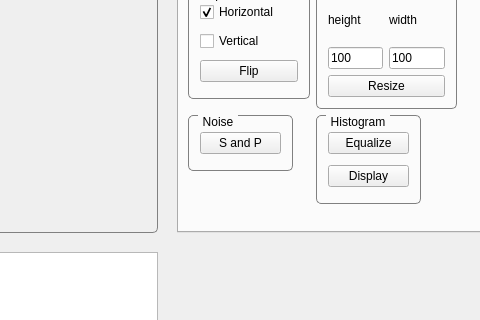
The window that mainwindow.ui (yanik-porto/VPapp) describes before a commit, drawn with Qt 5; both pictures show x 143 to 623 and y 205 to 525 of the 732 by 900 pixel window.
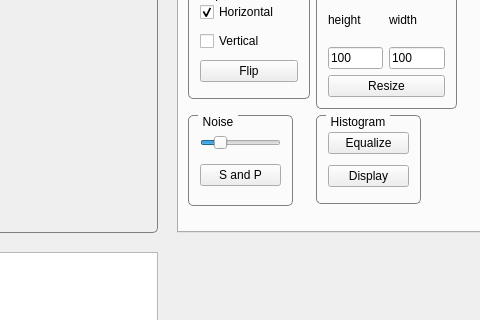
The same window after the commit. The open tabs and pages were chosen to show the change.

```diff
--- a/mainwindow.ui
+++ b/mainwindow.ui
@@ -263,7 +263,7 @@
         <x>9</x>
         <y>137</y>
         <width>105</width>
-        <height>56</height>
+        <height>91</height>
        </rect>
       </property>
       <property name="styleSheet">
@@ -283,13 +283,29 @@
        <string>Noise</string>
       </property>
       <layout class="QGridLayout" name="gridLayout_3">
-       <item row="0" column="0">
+       <item row="1" column="0">
         <widget class="QPushButton" name="pushButton_sp">
          <property name="text">
           <string>S and P</string>
          </property>
         </widget>
        </item>
+       <item row="0" column="0">
+        <widget class="QSlider" name="horizontalSlider_sandp">
+         <property name="maximum">
+          <number>100</number>
+         </property>
+         <property name="singleStep">
+          <number>1</number>
+         </property>
+         <property name="value">
+          <number>20</number>
+         </property>
+         <property name="orientation">
+          <enum>Qt::Horizontal</enum>
+         </property>
+        </widget>
+       </item>
       </layout>
      </widget>
     </widget>
```
Left out of the diff: 2 changed lines with no effect on the pictures.
